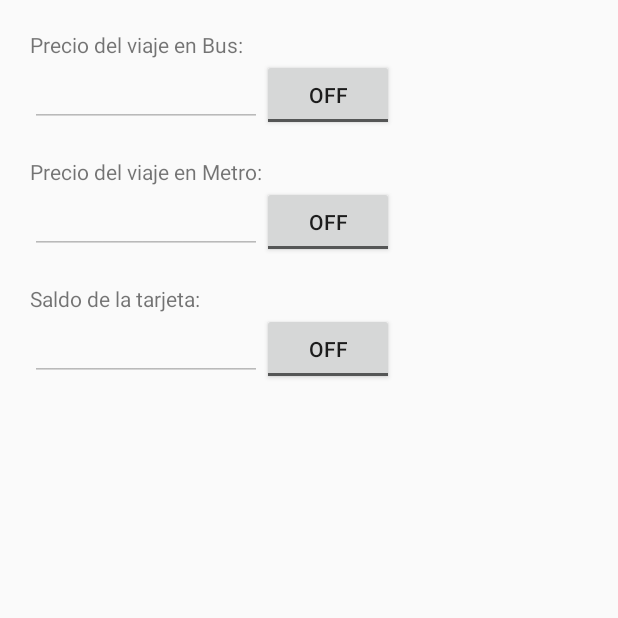
After one commit to jeacelo/TransportCard, an Android app: the Preferencias screen opened directly, with no data from a screen before it, on a phone screen of 412 x 824 dp, the top half of it. The commit adds this screen. Run offline under Robolectric (Android 15) with nearby library versions, the phone set to English and light mode, and no system bars.

Commit message:
Adde preferencias menu

```diff
--- a/app/src/main/AndroidManifest.xml
+++ b/app/src/main/AndroidManifest.xml
@@ -16,6 +16,8 @@
                 <category android:name="android.intent.category.LAUNCHER" />
             </intent-filter>
         </activity>
+        <activity   android:name=".Preferencias"
+            android:label="Preferencias"/>
     </application>
 
 </manifest>
--- a/app/src/main/java/es/devjacl/transportcard/MainActivity.java
+++ b/app/src/main/java/es/devjacl/transportcard/MainActivity.java
@@ -1,8 +1,11 @@
 package es.devjacl.transportcard;
 
+import android.content.Intent;
 import android.media.Image;
 import android.support.v7.app.AppCompatActivity;
 import android.os.Bundle;
+import android.view.Menu;
+import android.view.MenuItem;
 import android.view.View;
 import android.widget.Button;
 import android.widget.ImageButton;
@@ -34,7 +37,7 @@ public class MainActivity extends AppCompatActivity {
 
         saldo = saldoTxt.getText().toString();
         saldoDouble = (Double.parseDouble(saldo.substring(0, saldo.length() - 2)));
-        saldoDouble = Math.round(saldoDouble*Math.pow(10,2))/Math.pow(10,2);
+        saldoDouble = Math.round(saldoDouble * Math.pow(10, 2)) / Math.pow(10, 2);
 
         viajesBus = (int) (saldoDouble / PRECIO_BUS);
         viajesMetro = (int) (saldoDouble / PRECIO_METRO);
@@ -48,23 +51,20 @@ public class MainActivity extends AppCompatActivity {
             }
         });
 
-        BusBtn.setOnClickListener(new View.OnClickListener()
-        {
+        BusBtn.setOnClickListener(new View.OnClickListener() {
             public void onClick(View arg0) {
                 updateSaldo(-PRECIO_BUS);
             }
         });
 
-        MetroBtn.setOnClickListener(new View.OnClickListener()
-        {
+        MetroBtn.setOnClickListener(new View.OnClickListener() {
             public void onClick(View arg0) {
                 updateSaldo(-PRECIO_METRO);
             }
         });
     }
 
-    private void updateSaldo(double saldo)
-    {
+    private void updateSaldo(double saldo) {
         if (saldo > 0 || saldoDouble >= -saldo) {
             saldoDouble += saldo;
             saldoDouble = Math.round(saldoDouble * Math.pow(10, 2)) / Math.pow(10, 2);
@@ -74,12 +74,16 @@ public class MainActivity extends AppCompatActivity {
         }
     }
 
-    private void updateViajes()
-    {
+    private void updateViajes() {
         viajesBus = (int) (saldoDouble / PRECIO_BUS);
         viajesMetro = (int) (saldoDouble / PRECIO_METRO);
 
         viajesBusTxt.setText((String.valueOf(viajesBus)) + " viajes");
         viajesMetroTxt.setText((String.valueOf(viajesMetro)) + " viajes");
     }
+
+    /*public void lanzarPreferencias(View view){
+        Intent i = new Intent(this, Preferencias.class);
+        startActivity(i);
+    }*/
 }
--- /dev/null
+++ b/app/src/main/java/es/devjacl/transportcard/Preferencias.java
@@ -0,0 +1,16 @@
+package es.devjacl.transportcard;
+
+import android.app.Activity;
+import android.os.Bundle;
+
+
+/**
+ * Created by jeacelo on 29/08/2017.
+ */
+
+public class Preferencias extends Activity {
+    @Override public void onCreate(Bundle savedInstanceState) {
+        super.onCreate(savedInstanceState);
+        setContentView(R.layout.preferencias);
+    }
+}
--- /dev/null
+++ b/app/src/main/res/layout/preferencias.xml
@@ -0,0 +1,92 @@
+<?xml version="1.0" encoding="utf-8"?>
+<LinearLayout xmlns:android="http://schemas.android.com/apk/res/android"
+    android:orientation="vertical"
+    android:layout_width="match_parent"
+    android:layout_height="match_parent"
+    android:layout_margin="20dp">
+
+    <TableLayout
+        android:layout_width="wrap_content"
+        android:layout_height="wrap_content">
+
+        <TableRow>
+
+            <TextView
+                android:id="@+id/textoBus"
+                android:layout_width="wrap_content"
+                android:layout_height="wrap_content"
+                android:text="Precio del viaje en Bus:" />
+        </TableRow>
+
+        <TableRow>
+
+            <EditText
+                android:id="@+id/precioBus"
+                android:layout_width="wrap_content"
+                android:layout_height="wrap_content"
+                android:layout_marginBottom="20dp"
+                android:ems="3"
+                android:enabled="false"
+                android:inputType="numberDecimal" />
+
+            <ToggleButton
+                android:id="@+id/BusActivate"
+                android:layout_width="wrap_content"
+                android:layout_height="wrap_content"
+                android:text="ToggleButton" />
+        </TableRow>
+
+        <TableRow>
+
+            <TextView
+                android:id="@+id/textoMetro"
+                android:layout_width="wrap_content"
+                android:layout_height="wrap_content"
+                android:text="Precio del viaje en Metro:" />
+        </TableRow>
+
+        <TableRow>
+
+            <EditText
+                android:id="@+id/precioMetro"
+                android:layout_width="wrap_content"
+                android:layout_height="wrap_content"
+                android:layout_marginBottom="20dp"
+                android:enabled="false"
+                android:ems="3"
+                android:inputType="numberDecimal" />
+
+            <ToggleButton
+                android:id="@+id/MetroActivate"
+                android:layout_width="wrap_content"
+                android:layout_height="wrap_content"
+                android:text="ToggleButton" />
+        </TableRow>
+
+        <TableRow>
+
+            <TextView
+                android:id="@+id/textoSaldo"
+                android:layout_width="wrap_content"
+                android:layout_height="wrap_content"
+                android:text="Saldo de la tarjeta:" />
+        </TableRow>
+
+        <TableRow>
+
+            <EditText
+                android:id="@+id/saldoManual"
+                android:layout_width="wrap_content"
+                android:layout_height="wrap_content"
+                android:enabled="false"
+                android:ems="4"
+                android:inputType="numberDecimal" />
+
+            <ToggleButton
+                android:id="@+id/SaldoActivate"
+                android:layout_width="wrap_content"
+                android:layout_height="wrap_content"
+                android:text="ToggleButton" />
+        </TableRow>
+    </TableLayout>
+</LinearLayout>
--- /dev/null
+++ b/app/src/main/res/menu/menu.xml
@@ -0,0 +1,10 @@
+<?xml version="1.0" encoding="utf-8"?>
+<menu xmlns:android="http://schemas.android.com/apk/res/android"
+    xmlns:app="http://schemas.android.com/apk/res-auto"
+    xmlns:tools="http://schemas.android.com/ tools"
+    tools:context=".MainActivity">
+    <item android:id="@+id/action_settings"
+        android:title="Preferencias"
+        android:icon="@android:drawable/ic_menu_preferences"
+        app:showAsAction="never"/>
+</menu>
```
